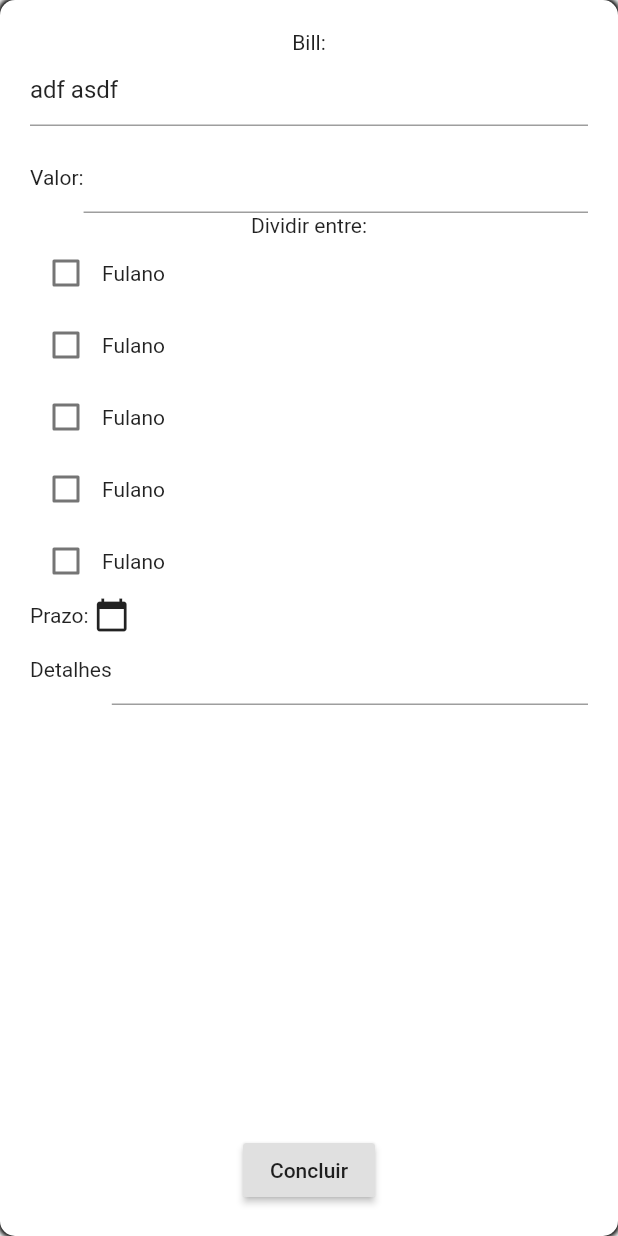
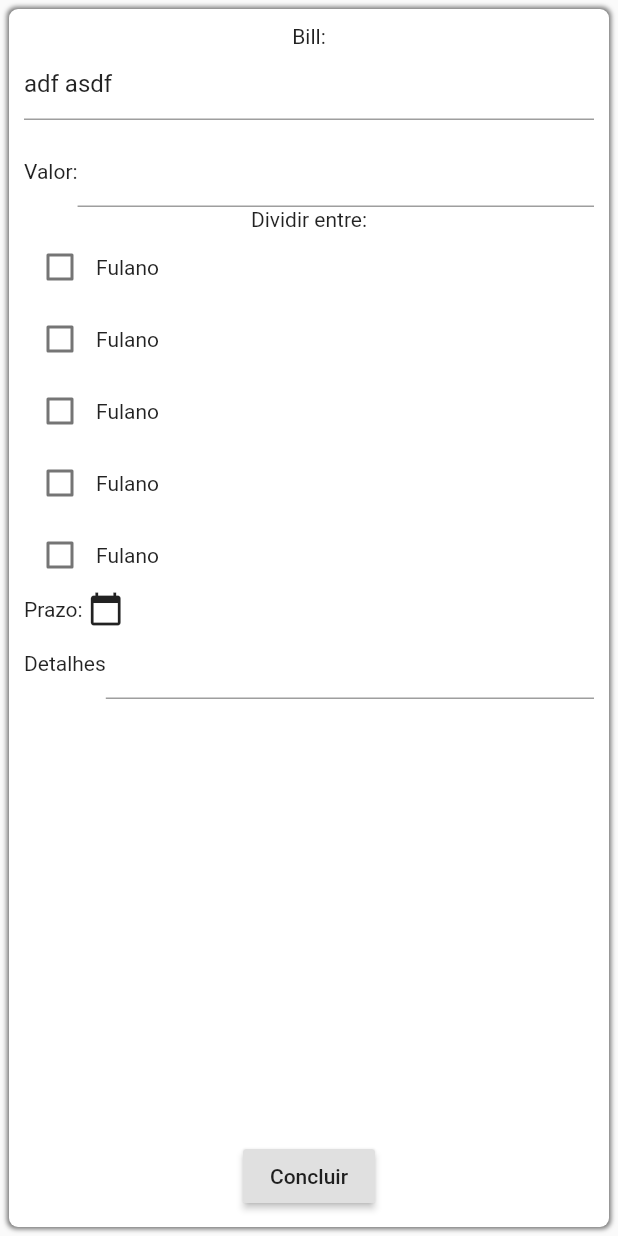
Before and after one commit to Calango-de-Asa/AligatorMobile, a Flutter app: the BillUpsert widget shown alone on an empty page, opened directly, on a phone screen of 412 x 824 dp. Run offline on Flutter 3.47's test engine with Material 2 defaults, Android fonts, the phone set to English and light mode, and no system bars; our stand-ins replace flutter_mobx, mobx; generated files the repository leaves out were written again.

Commit message:
Removing duplicated code

```diff
--- a/lib/view/dashboard_widgets/bills/bill_upsert.dart
+++ b/lib/view/dashboard_widgets/bills/bill_upsert.dart
@@ -1,24 +1,11 @@
+import 'package:AligatorMobile/view/dashboard_widgets/widgets/floating_box.dart';
 import 'package:flutter/material.dart';
 
 class BillUpsert extends StatelessWidget {
   @override
   Widget build(BuildContext context) {
-    return _roundedBorders();
+    return FloatingBox(_body());
   }
-
-  Container _roundedBorders() {
-    return Container(
-      decoration: BoxDecoration(
-          color: Colors.white,
-          boxShadow: [
-            BoxShadow(color: Colors.black, blurRadius: 2, spreadRadius: 1)
-          ],
-          borderRadius: BorderRadius.all(Radius.circular(10))),
-      child: _paddingBox(),
-    );
-  }
-
-  Padding _paddingBox() => Padding(padding: EdgeInsets.all(20), child: _body());
 
   Column _body() {
     return Column(children: [
```
Also changed, not shown: lib/view/dashboard_widgets/alerts/alert_upsert.dart (+2 -15 lines), lib/view/dashboard_widgets/tasks/task_upsert.dart (+2 -15 lines).
